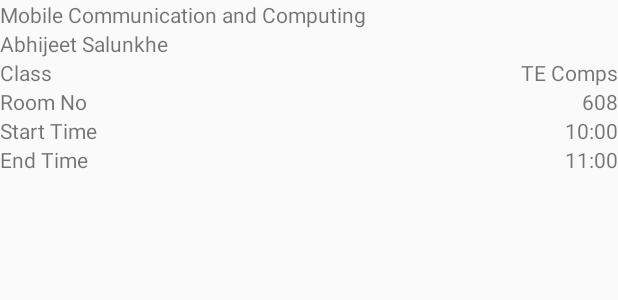
After one commit to sanketnavin/College-Timetable, an Android app: the layout fragment_dialog.xml on its own in the app's theme, with its tools: preview values and no code run, on a phone screen of 412 x 824 dp. The commit adds this screen. Shown: the top 300 px of the screen. Run offline under Robolectric (Android 15) with nearby library versions, the phone set to English and light mode, and no system bars.

Commit message:
Added a dialog box to show lecture details on event click

```diff
--- /dev/null
+++ b/app/src/main/res/layout/fragment_dialog.xml
@@ -0,0 +1,114 @@
+<?xml version="1.0" encoding="utf-8"?>
+<LinearLayout
+    xmlns:android="http://schemas.android.com/apk/res/android"
+    xmlns:tools="http://schemas.android.com/tools"
+    android:layout_width="match_parent"
+    android:layout_height="match_parent"
+    android:orientation="vertical">
+
+    <TextView
+        android:id="@+id/fragment_sub_title"
+        android:layout_width="match_parent"
+        android:layout_height="wrap_content"
+        tools:text="Mobile Communication and Computing"
+        />
+
+    <TextView
+        android:id="@+id/fac_fullname"
+        android:layout_width="match_parent"
+        android:layout_height="wrap_content"
+        tools:text="Abhijeet Salunkhe" />
+
+    <LinearLayout
+        android:layout_width="match_parent"
+        android:layout_height="wrap_content"
+        android:orientation="horizontal">
+
+        <TextView
+            android:layout_width="wrap_content"
+            android:layout_height="wrap_content"
+            android:text="Class" />
+
+        <TextView
+            android:layout_width="wrap_content"
+            android:layout_height="wrap_content"
+            android:layout_weight="1"/>
+
+        <TextView
+            android:id="@+id/fragment_class_name"
+            android:layout_width="wrap_content"
+            android:layout_height="wrap_content"
+            tools:text="TE Comps"/>
+
+    </LinearLayout>
+
+    <LinearLayout
+        android:layout_width="match_parent"
+        android:layout_height="wrap_content"
+        android:orientation="horizontal">
+
+        <TextView
+            android:layout_width="wrap_content"
+            android:layout_height="wrap_content"
+            android:text="Room No" />
+
+        <TextView
+            android:layout_width="wrap_content"
+            android:layout_height="wrap_content"
+            android:layout_weight="1"/>
+
+        <TextView
+            android:id="@+id/fragment_room_no"
+            android:layout_width="wrap_content"
+            android:layout_height="wrap_content"
+            tools:text="608"/>
+
+    </LinearLayout>
+
+    <LinearLayout
+        android:layout_width="match_parent"
+        android:layout_height="wrap_content"
+        android:orientation="horizontal">
+
+        <TextView
+            android:layout_width="wrap_content"
+            android:layout_height="wrap_content"
+            android:text="Start Time" />
+
+        <TextView
+            android:layout_width="wrap_content"
+            android:layout_height="wrap_content"
+            android:layout_weight="1"/>
+
+        <TextView
+            android:id="@+id/start_time"
+            android:layout_width="wrap_content"
+            android:layout_height="wrap_content"
+            tools:text="10:00"/>
+
+    </LinearLayout>
+
+    <LinearLayout
+        android:layout_width="match_parent"
+        android:layout_height="wrap_content"
+        android:orientation="horizontal">
+
+        <TextView
+            android:layout_width="wrap_content"
+            android:layout_height="wrap_content"
+            android:text="End Time" />
+
+        <TextView
+            android:layout_width="wrap_content"
+            android:layout_height="wrap_content"
+            android:layout_weight="1"/>
+
+        <TextView
+            android:id="@+id/end_time"
+            android:layout_width="wrap_content"
+            android:layout_height="wrap_content"
+            tools:text="11:00"/>
+
+    </LinearLayout>
+
+</LinearLayout>
```
Also changed, not shown: app/src/main/java/com/spit/timetable/timetablespit/BaseActivity.java (+38 -3 lines), app/src/main/java/com/spit/timetable/timetablespit/DetailsDialogFragment.java (added, +64 -0 lines).
